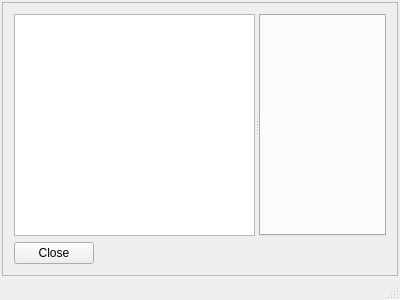
This is mqt/MqtMonitor/MonitorMain.ui in zsteva/backup-minos2 as Qt 5 draws it before an edit. The edited form follows.
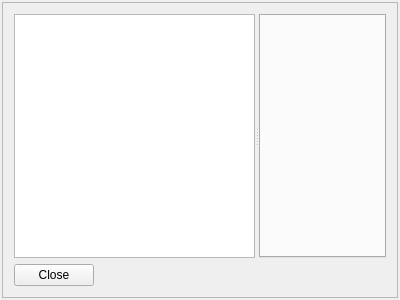
This is the edited form. Custom widgets are drawn as their Qt base class.

Diff of the .ui file:
```diff
--- a/mqt/MqtMonitor/MonitorMain.ui
+++ b/mqt/MqtMonitor/MonitorMain.ui
@@ -110,7 +110,6 @@
     </rect>
    </property>
   </widget>
-  <widget class="QStatusBar" name="statusBar"/>
  </widget>
  <layoutdefault spacing="6" margin="11"/>
  <customwidgets>
```
